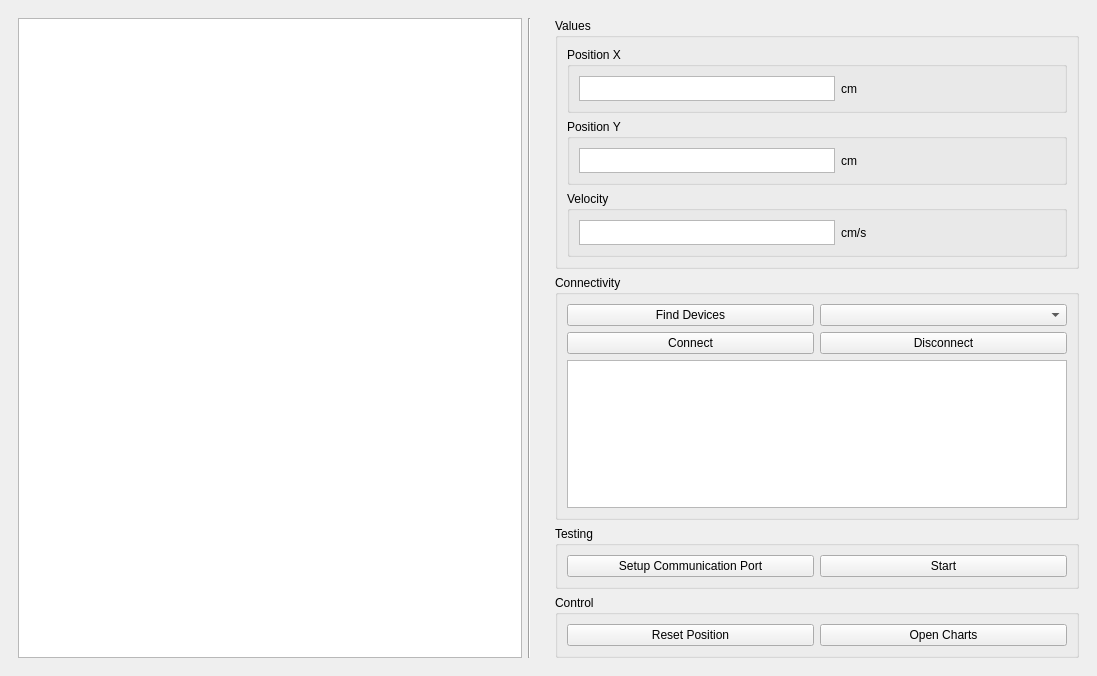
Old version of the form serial-sim/ui/mainwindow.ui in the repository NeodymiumOre/SerialSim.
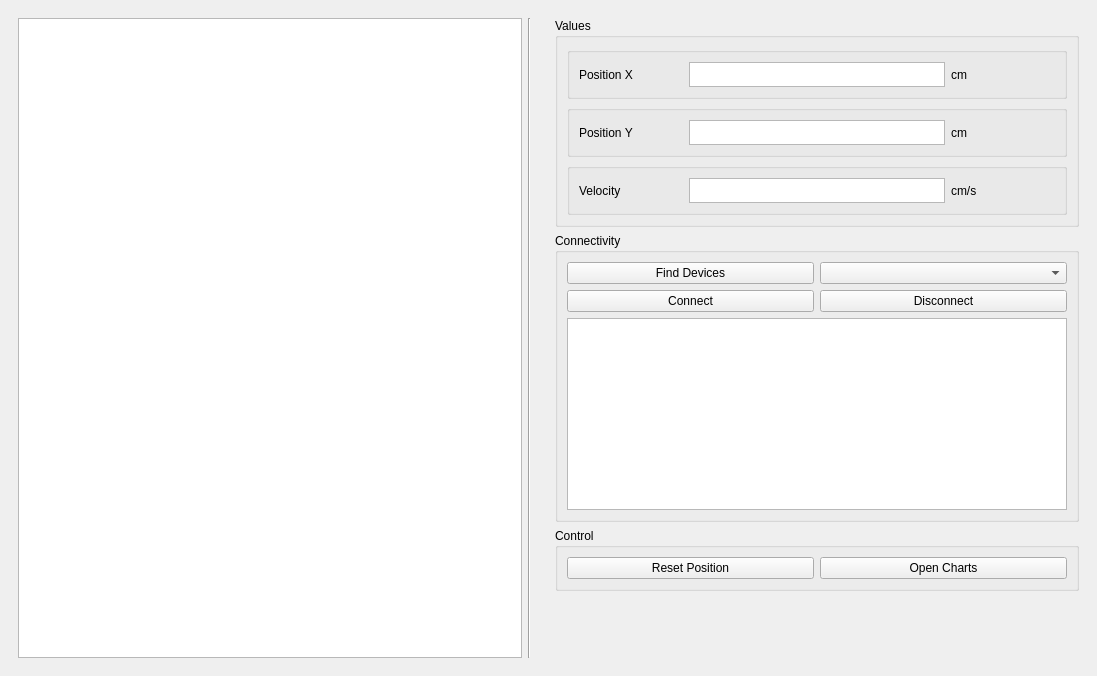
New version of the form.

```diff
--- a/serial-sim/ui/mainwindow.ui
+++ b/serial-sim/ui/mainwindow.ui
@@ -43,9 +43,16 @@
           <item>
            <widget class="QGroupBox" name="groupBoxPositionX">
             <property name="title">
-             <string>Position X</string>
+             <string/>
             </property>
             <layout class="QHBoxLayout" name="horizontalLayout_3">
+             <item>
+              <widget class="QLabel" name="label">
+               <property name="text">
+                <string>Position X</string>
+               </property>
+              </widget>
+             </item>
              <item>
               <widget class="QTextEdit" name="textEditValueX">
                <property name="sizePolicy">
@@ -87,9 +94,16 @@
           <item>
            <widget class="QGroupBox" name="groupBoxPositionY">
             <property name="title">
-             <string>Position Y</string>
+             <string/>
             </property>
             <layout class="QHBoxLayout" name="horizontalLayout_5">
+             <item>
+              <widget class="QLabel" name="label_2">
+               <property name="text">
+                <string>Position Y</string>
+               </property>
+              </widget>
+             </item>
              <item>
               <widget class="QTextEdit" name="textEditValueY">
                <property name="sizePolicy">
@@ -128,9 +142,16 @@
           <item>
            <widget class="QGroupBox" name="groupBoxVelocity">
             <property name="title">
-             <string>Velocity</string>
+             <string/>
             </property>
             <layout class="QHBoxLayout" name="horizontalLayout_6">
+             <item>
+              <widget class="QLabel" name="label_3">
+               <property name="text">
+                <string>Velocity</string>
+               </property>
+              </widget>
+             </item>
              <item>
               <widget class="QTextEdit" name="textEditValueV">
                <property name="sizePolicy">
@@ -228,29 +249,6 @@
          </layout>
         </widget>
        </item>
-       <item>
-        <widget class="QGroupBox" name="groupBoxTest">
-         <property name="title">
-          <string>Testing</string>
-         </property>
-         <layout class="QHBoxLayout" name="horizontalLayout_4">
-          <item>
-           <widget class="QPushButton" name="pushButtonSetup">
-            <property name="text">
-             <string>Setup Communication Port</string>
-            </property>
-           </widget>
-          </item>
-          <item>
-           <widget class="QPushButton" name="pushButtonStart">
-            <property name="text">
-             <string>Start</string>
-            </property>
-           </widget>
-          </item>
-         </layout>
-        </widget>
-       </item>
        <item>
         <widget class="QGroupBox" name="groupBoxControl">
          <property name="title">
```
